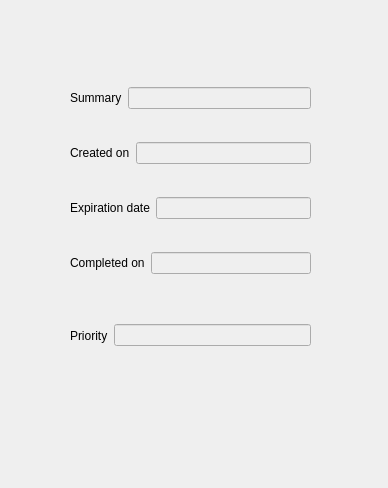
The window that qtcreatorTest/Headers/todo_information.ui (piccirilloth/Calendar-and-To-Do-list-CalDav) describes before a commit, drawn with Qt 5.
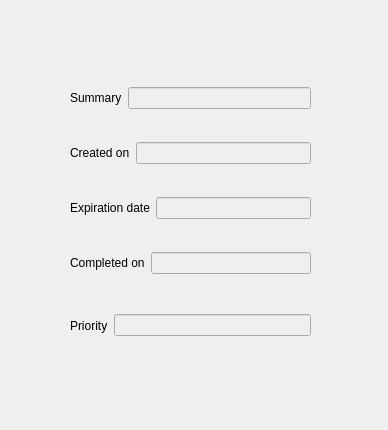
The same window after the commit.

Patch:
```diff
--- a/qtcreatorTest/Headers/todo_information.ui
+++ b/qtcreatorTest/Headers/todo_information.ui
@@ -7,7 +7,7 @@
     <x>0</x>
     <y>0</y>
     <width>388</width>
-    <height>488</height>
+    <height>430</height>
    </rect>
   </property>
   <property name="windowTitle">
@@ -113,7 +113,7 @@
    <property name="geometry">
     <rect>
      <x>70</x>
-     <y>310</y>
+     <y>300</y>
      <width>241</width>
      <height>51</height>
     </rect>
```
